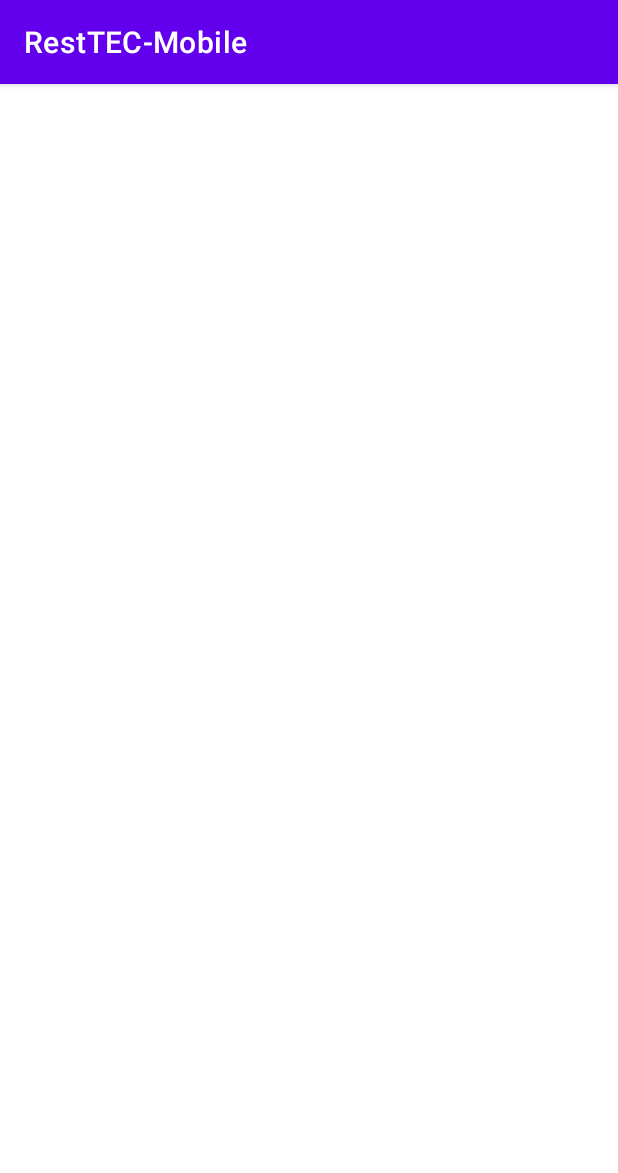
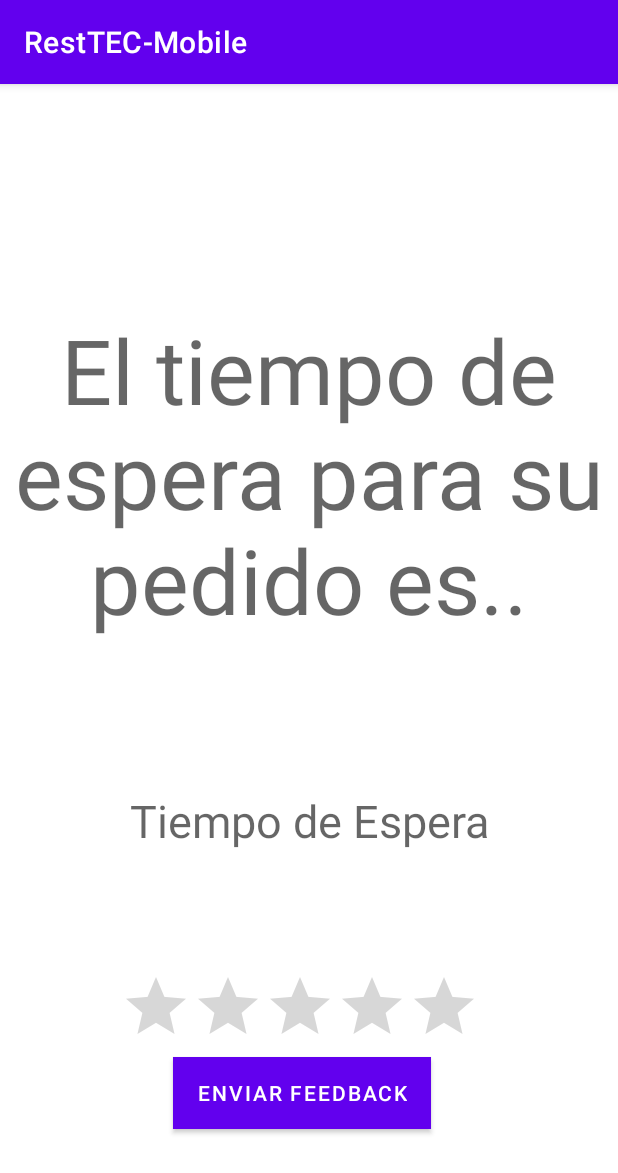
Before and after one commit to IgnacioCarazo/RestTec, an Android app: the EsperaPedido screen opened directly, with no data from a screen before it, on a phone screen of 412 x 824 dp. Shown: the top 1173 px of the screen. Run offline under Robolectric (Android 15) with nearby library versions, the light colour scheme and no system bars; our stand-ins replace Volley; network calls fail.

Commit message:
Creating feedback view and time waiting
Se creaa la calificacion por parte del usuario y tambien la zona donde se vizualiza el tiempo de espera

```diff
--- a/RestTECMobile/app/src/main/java/com/example/restecmobile/EsperaPedido.java
+++ b/RestTECMobile/app/src/main/java/com/example/restecmobile/EsperaPedido.java
@@ -1,15 +1,125 @@
 package com.example.restecmobile;
 import androidx.appcompat.app.AppCompatActivity;
 
+import android.content.Intent;
 import android.os.Bundle;
+import android.view.View;
+import android.widget.Button;
+import android.widget.Magnifier;
+import android.widget.RatingBar;
+import android.widget.TextView;
+import android.widget.Toast;
+
+import com.android.volley.AuthFailureError;
+import com.android.volley.Request;
+import com.android.volley.RequestQueue;
+import com.android.volley.Response;
+import com.android.volley.VolleyError;
+import com.android.volley.toolbox.StringRequest;
+import com.android.volley.toolbox.Volley;
+import com.example.restecmobile.login.LoginActivity;
+import com.example.restecmobile.login.RegisterActivity;
+
+import org.json.JSONException;
+import org.json.JSONObject;
+
+import java.io.Serializable;
+import java.util.Calendar;
+import java.util.Date;
+import java.util.HashMap;
+import java.util.Map;
+
+import static com.example.restecmobile.URLs.URL_Producto;
 /**
  * @class EsperaPedido
  * Clase para mostrar el tiempo que falta para completar el pedido
  */
 public class EsperaPedido extends AppCompatActivity {
+    private TextView tvCantidadTiempo;
+    private Button buttonFeedback;
+    private RatingBar ratingBar;
+    public int rate=0;
+    public int time=0;
     @Override
     protected void onCreate(Bundle savedInstanceState) {
         super.onCreate(savedInstanceState);
         setContentView(R.layout.activity_espera_pedido);
+        tvCantidadTiempo = findViewById(R.id.tvCantidadTiempo);
+        buttonFeedback =findViewById(R.id.botonFeedback);
+        ratingBar=findViewById(R.id.ratingBar);
+        jsonParseTime();
+        ratingBar.setOnRatingBarChangeListener(new RatingBar.OnRatingBarChangeListener() {
+            @Override
+            public void onRatingChanged(RatingBar ratingBar, float rating, boolean fromUser) {
+                rate = ((int) rating);
+            }
+        });
+        buttonFeedback.setOnClickListener(new View.OnClickListener() {
+            @Override
+            public void onClick(View v) {
+                if(rate >0 && time==0) {
+                    jsonParseFeedback();
+                }
+            }
+        });
+    }
+    private void jsonParseTime(){String JSON_URL = URL_Producto;
+        StringRequest stringRequestTime = new StringRequest(Request.Method.GET, JSON_URL,
+                new Response.Listener<String>() {
+                    @Override
+                    public void onResponse(String response) {
+                        Toast.makeText(getApplicationContext(), response.toString(), Toast.LENGTH_SHORT).show();
+                        try {
+                            JSONObject jsonObject = new JSONObject(response);
+                            time = jsonObject.getInt("Time");
+                            tvCantidadTiempo.setText(time);
+                        } catch (JSONException e) {
+                            e.printStackTrace();
+                        }
+                    }
+                },
+                new Response.ErrorListener() {
+                    @Override
+                    public void onErrorResponse(VolleyError error) {
+                        Toast.makeText(getApplicationContext(), error.toString(), Toast.LENGTH_SHORT).show();
+                    }
+                });
+        RequestQueue requestQueue = Volley.newRequestQueue(this);
+        requestQueue.add(stringRequestTime);
+    }
+    private void jsonParseFeedback(){
+        String JSON_URL = URL_Producto;
+        Date fecha= Calendar.getInstance().getTime();
+        StringRequest stringRequest = new StringRequest(Request.Method.POST, JSON_URL,
+                new Response.Listener<String>() {
+                    @Override
+                    public void onResponse(String response) {
+                        Toast.makeText(getApplicationContext(), response.toString(), Toast.LENGTH_SHORT).show();
+                        /*
+                        try {
+                        } catch (JSONException e) {
+                            e.printStackTrace();
+                        }*/
+                        Intent principal = new Intent(EsperaPedido.this, MainActivity.class);
+                        EsperaPedido.this.startActivity(principal);
+                        EsperaPedido.this.finish();
+                    }
+                },
+                new Response.ErrorListener() {
+                    @Override
+                    public void onErrorResponse(VolleyError error) {
+                        Toast.makeText(getApplicationContext(), error.getMessage(), Toast.LENGTH_SHORT).show();
+                    }
+                }){
+            @Override
+            protected Map<String, String> getParams() throws AuthFailureError {
+                Map<String,String> params = new HashMap<>();
+                params.put("Fecha", String.valueOf(fecha));
+                params.put("Calificacion",String.valueOf(rate));
+                return params;
+            }
+        };
+        RequestQueue requestQueue = Volley.newRequestQueue(this);
+        requestQueue.add(stringRequest);
     }
 }
--- a/RestTECMobile/app/src/main/java/com/example/restecmobile/MainActivity.java
+++ b/RestTECMobile/app/src/main/java/com/example/restecmobile/MainActivity.java
@@ -5,6 +5,8 @@ import androidx.recyclerview.widget.RecyclerView;
 import android.os.Bundle;
 import android.widget.Button;
 import android.widget.TextView;
+import android.widget.Toast;
+
 import com.android.volley.Request;
 import com.android.volley.RequestQueue;
 import com.android.volley.Response;
@@ -58,6 +60,7 @@ public class MainActivity extends AppCompatActivity {
                 new Response.Listener<String>() {
                     @Override
                     public void onResponse(String response) {
+                        Toast.makeText(getApplicationContext(), response.toString(), Toast.LENGTH_SHORT).show();
                         try {
                             JSONObject obj = new JSONObject(response);
                             JSONArray jsonArray = obj.getJSONArray("Productos");
@@ -76,8 +79,7 @@ public class MainActivity extends AppCompatActivity {
                 new Response.ErrorListener() {
                     @Override
                     public void onErrorResponse(VolleyError error) {
-                        error.printStackTrace();
-                        //Toast.makeText(getApplicationContext(), error.getMessage(), Toast.LENGTH_SHORT).show();
+                        Toast.makeText(getApplicationContext(), error.toString(), Toast.LENGTH_SHORT).show();
                     }
                 });
         RequestQueue requestQueue = Volley.newRequestQueue(this);
--- a/RestTECMobile/app/src/main/java/com/example/restecmobile/login/LoginActivity.java
+++ b/RestTECMobile/app/src/main/java/com/example/restecmobile/login/LoginActivity.java
@@ -95,7 +95,7 @@ public class LoginActivity extends AppCompatActivity {
                 new Response.ErrorListener() {
                     @Override
                     public void onErrorResponse(VolleyError error) {
-                        Toast.makeText(getApplicationContext(), error.getMessage(), Toast.LENGTH_SHORT).show();
+                        Toast.makeText(getApplicationContext(), error.toString(), Toast.LENGTH_SHORT).show();
                     }
                 }){
             @Override
--- a/RestTECMobile/app/src/main/java/com/example/restecmobile/login/RegisterActivity.java
+++ b/RestTECMobile/app/src/main/java/com/example/restecmobile/login/RegisterActivity.java
@@ -80,8 +80,7 @@ public class RegisterActivity extends AppCompatActivity {
                 new Response.ErrorListener() {
                     @Override
                     public void onErrorResponse(VolleyError error) {
-                        error.printStackTrace();
-                        //Toast.makeText(getApplicationContext(), error.getMessage(), Toast.LENGTH_SHORT).show();
+                        Toast.makeText(getApplicationContext(), error.toString(), Toast.LENGTH_SHORT).show();
                     }
                 }){
             @Override
--- a/RestTECMobile/app/src/main/res/layout/activity_espera_pedido.xml
+++ b/RestTECMobile/app/src/main/res/layout/activity_espera_pedido.xml
@@ -1,9 +1,58 @@
 <?xml version="1.0" encoding="utf-8"?>
-<androidx.constraintlayout.widget.ConstraintLayout xmlns:android="http://schemas.android.com/apk/res/android"
+<LinearLayout xmlns:android="http://schemas.android.com/apk/res/android"
     xmlns:app="http://schemas.android.com/apk/res-auto"
     xmlns:tools="http://schemas.android.com/tools"
     android:layout_width="match_parent"
     android:layout_height="match_parent"
-    tools:context=".EsperaPedido">
+    tools:context=".EsperaPedido"
+    android:orientation="vertical">
 
-</androidx.constraintlayout.widget.ConstraintLayout>
+    <TextView
+        android:id="@+id/tvTituloTiempo"
+        android:textSize="60dp"
+        android:layout_width="match_parent"
+        android:layout_height="wrap_content"
+        android:layout_marginStart="8dp"
+        android:layout_marginEnd="8dp"
+        android:layout_marginBottom="100dp"
+        android:layout_marginTop="150dp"
+        android:gravity="center"
+        android:hint="@string/TituloTiempo"
+        app:layout_constraintBottom_toBottomOf="parent"
+        app:layout_constraintEnd_toEndOf="parent"
+        app:layout_constraintHorizontal_bias="0.0"
+        app:layout_constraintStart_toStartOf="parent" />
+
+    <TextView
+        android:id="@+id/tvCantidadTiempo"
+        android:textSize="30dp"
+        android:layout_width="match_parent"
+        android:layout_height="wrap_content"
+        android:layout_marginStart="8dp"
+        android:layout_marginEnd="8dp"
+        android:layout_marginBottom="80dp"
+        android:gravity="center"
+        android:hint="@string/tiempo"
+        app:layout_constraintBottom_toBottomOf="parent"
+        app:layout_constraintEnd_toEndOf="parent"
+        app:layout_constraintHorizontal_bias="0.0"
+        app:layout_constraintStart_toStartOf="parent" />
+
+    <RatingBar
+        android:id="@+id/ratingBar"
+        android:layout_width="wrap_content"
+        android:layout_height="wrap_content"
+        android:layout_marginLeft="80dp"
+        android:numStars="5"
+        android:rating="0" />
+
+    <Button
+        android:id="@+id/botonFeedback"
+        android:layout_width="wrap_content"
+        android:layout_height="wrap_content"
+        android:layout_marginRight="115dp"
+        android:layout_marginLeft="115dp"
+        android:background="#4CAF50"
+        android:text="Enviar Feedback"
+        android:textColor="#FFFFFF"/>
+</LinearLayout>
--- a/RestTECMobile/app/src/main/res/values/strings.xml
+++ b/RestTECMobile/app/src/main/res/values/strings.xml
@@ -25,5 +25,9 @@
     <string name="hello_first_fragment">Hello first fragment</string>
     <string name="hello_second_fragment">Hello second fragment. Arg: %1$s</string>
     <string name="Confirmar">Confirmar Pedido</string>
+    <string name="feedback">Tiene algun comentario sobre el pedido?</string>
+    <string name="enviarFeedback">Enviar Feedback</string>
+    <string name="TituloTiempo">El tiempo de espera para su pedido es..</string>
+    <string name="tiempo">Tiempo de Espera</string>
 
 </resources>
```
Also changed, not shown: RestTECMobile/app/src/main/java/com/example/restecmobile/CarroCompra.java (+6 -4 lines).
